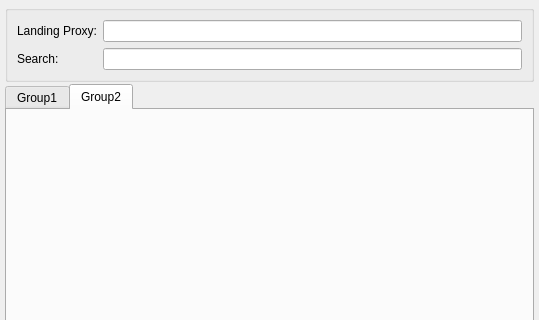
Before: the Qt Designer form include/ui/group/dialog_group_choose_proxy.ui in qr243vbi/nekobox, drawn with Qt 5; both pictures show x 0 to 539 and y 0 to 320 of the 539 by 517 pixel window.
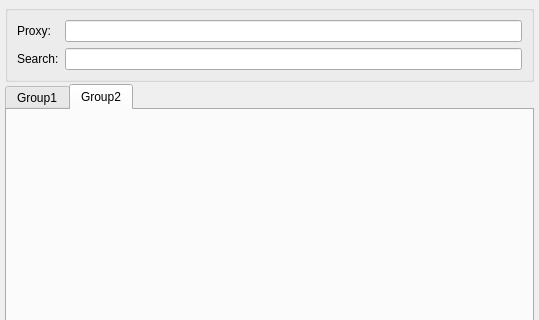
After: the same form once the commit is applied.

What changed in the file:
```diff
--- a/include/ui/group/dialog_group_choose_proxy.ui
+++ b/include/ui/group/dialog_group_choose_proxy.ui
@@ -38,7 +38,7 @@
       <item row="0" column="0">
        <widget class="QLabel" name="proxy_label">
         <property name="text">
-         <string>Landing Proxy:</string>
+         <string>Proxy:</string>
         </property>
        </widget>
       </item>
```
Left out of the diff: 17 changed lines with no effect on the pictures.
